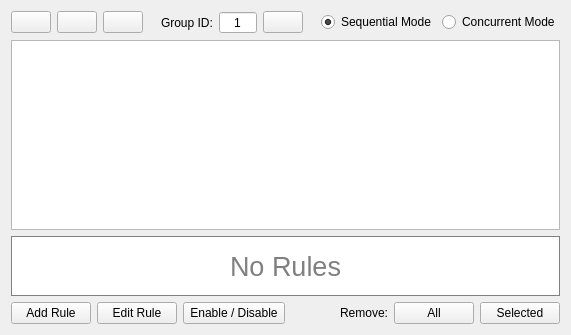
Before: the Qt Designer form src/rulewidget.ui in JulyIghor/QtBitcoinTrader, drawn with Qt 5.
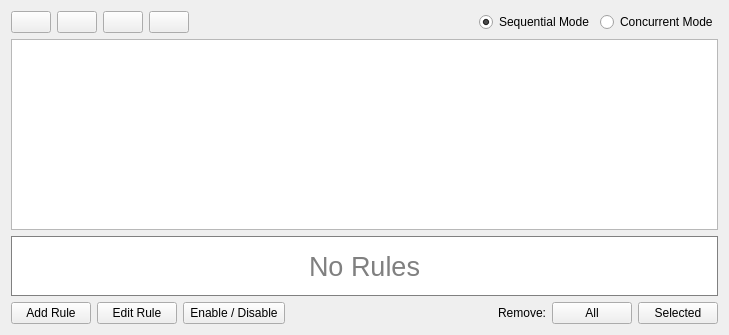
After: the same form once the commit is applied. Icons and pictures are not drawn.

```diff
--- a/src/rulewidget.ui
+++ b/src/rulewidget.ui
@@ -6,7 +6,7 @@
    <rect>
     <x>0</x>
     <y>0</y>
-    <width>571</width>
+    <width>729</width>
     <height>335</height>
    </rect>
   </property>
@@ -58,57 +58,6 @@
        </property>
       </widget>
      </item>
-     <item>
-      <spacer name="horizontalSpacer_2">
-       <property name="orientation">
-        <enum>Qt::Horizontal</enum>
-       </property>
-       <property name="sizeHint" stdset="0">
-        <size>
-         <width>0</width>
-         <height>20</height>
-        </size>
-       </property>
-      </spacer>
-     </item>
-     <item>
-      <widget class="QLabel" name="labelGroupID">
-       <property name="accessibleName">
-        <string>GROUP_ID</string>
-       </property>
-       <property name="text">
-        <string>Group ID:</string>
-       </property>
-      </widget>
-     </item>
-     <item>
-      <widget class="QSpinBox" name="groupID">
-       <property name="sizePolicy">
-        <sizepolicy hsizetype="Maximum" vsizetype="Fixed">
-         <horstretch>0</horstretch>
-         <verstretch>0</verstretch>
-        </sizepolicy>
-       </property>
-       <property name="alignment">
-        <set>Qt::AlignCenter</set>
-       </property>
-       <property name="readOnly">
-        <bool>true</bool>
-       </property>
-       <property name="buttonSymbols">
-        <enum>QAbstractSpinBox::NoButtons</enum>
-       </property>
-       <property name="keyboardTracking">
-        <bool>false</bool>
-       </property>
-       <property name="minimum">
-        <number>1</number>
-       </property>
-       <property name="maximum">
-        <number>9999</number>
-       </property>
-      </widget>
-     </item>
      <item>
       <widget class="QPushButton" name="ruleSave">
        <property name="text">
```
